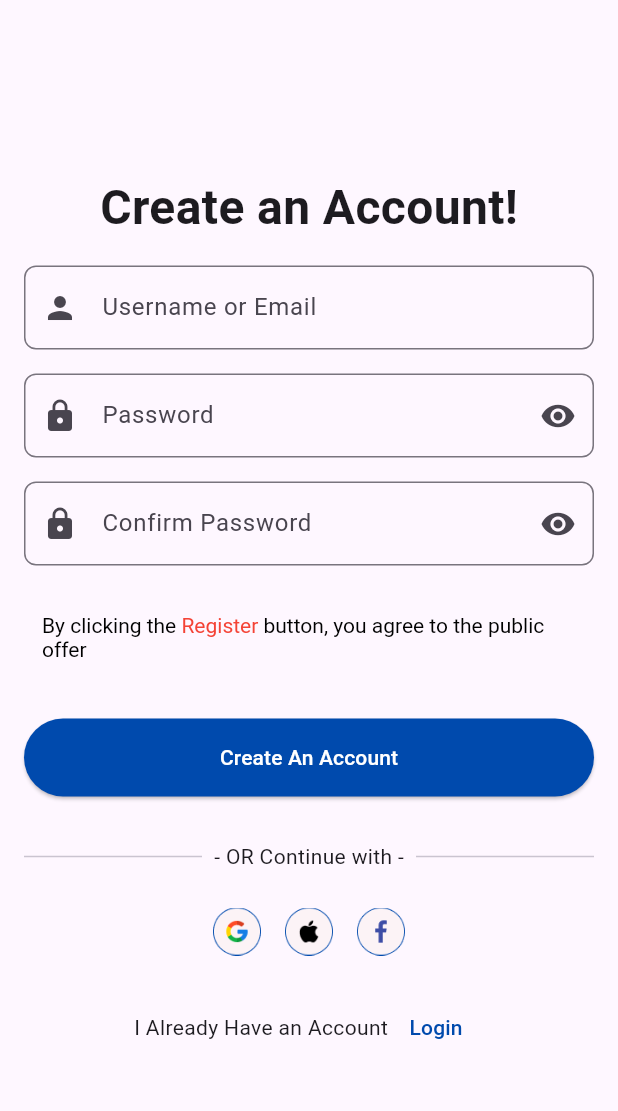
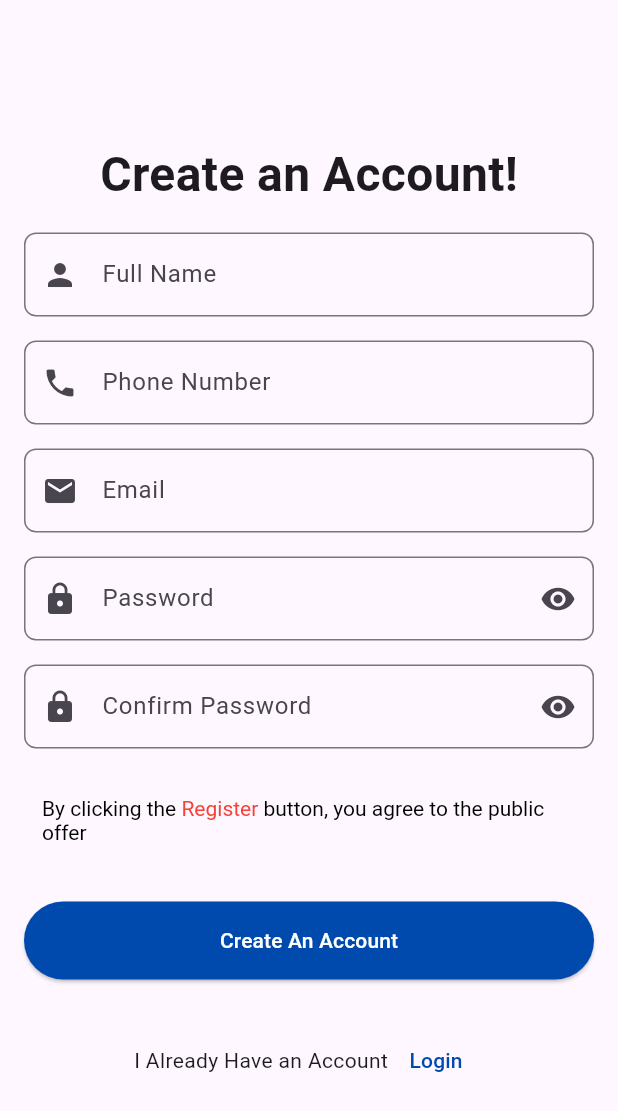
Before and after one commit to KartikaIndahWT08/j_safe_guard, a Flutter app: the SignupPage screen opened directly, on a phone screen of 412 x 824 dp. Shown: the top 1111 px of the screen. Run offline on Flutter 3.47's test engine with Material 3 defaults, Android fonts, the light colour scheme and no system bars; our stand-ins replace cloud_firestore, firebase_auth, firebase_core, get_it, google_fonts; accounts and stored records are empty; network calls fail.

Commit message:
feat: login and sign up

```diff
--- /dev/null
+++ b/lib/provider/auth_provider.dart
@@ -0,0 +1,28 @@
+import 'package:flutter/material.dart';
+import 'package:firebase_auth/firebase_auth.dart';
+import 'package:tes_j_safe_guard/screen/repos/auth_repo/auth_repo.dart';
+
+class AuthProvider with ChangeNotifier {
+  final AuthRepo _authRepo = AuthRepo();
+  User? _user;
+
+  User? get user => _user;
+
+  Future<void> signUp(
+      String email, String password, String name, String phoneNumber) async {
+    _user = await _authRepo.createUserWithUsernamePassword(
+        email, password, name, phoneNumber);
+    notifyListeners();
+  }
+
+  Future<void> signIn(String email, String password) async {
+    _user = await _authRepo.signInWithUsernamePassword(email, password);
+    notifyListeners();
+  }
+
+  void signOut() async {
+    await FirebaseAuth.instance.signOut();
+    _user = null;
+    notifyListeners();
+  }
+}
--- a/lib/screen/signup/screen/signup.dart
+++ b/lib/screen/signup/screen/signup.dart
@@ -1,13 +1,19 @@
-// ignore_for_file: use_key_in_widget_constructors
-
 import 'package:flutter/material.dart';
+import 'package:provider/provider.dart';
+import 'package:tes_j_safe_guard/provider/auth_provider.dart';
 import '../../login/screen/loginpage.dart';
 
 class SignupPage extends StatelessWidget {
-  const SignupPage({Key? key});
+  const SignupPage({super.key});
 
   @override
   Widget build(BuildContext context) {
+    final emailController = TextEditingController();
+    final passwordController = TextEditingController();
+    final confirmPasswordController = TextEditingController();
+    final nameController = TextEditingController();
+    final phoneController = TextEditingController();
+
     return Scaffold(
       body: Padding(
         padding: const EdgeInsets.all(16.0),
@@ -25,9 +31,10 @@ class SignupPage extends StatelessWidget {
                 ),
                 const SizedBox(height: 16),
                 TextField(
+                  controller: nameController,
                   decoration: InputDecoration(
                     prefixIcon: const Icon(Icons.person),
-                    hintText: 'Username or Email',
+                    hintText: 'Full Name',
                     border: OutlineInputBorder(
                       borderRadius: BorderRadius.circular(8.0),
                     ),
@@ -35,6 +42,29 @@ class SignupPage extends StatelessWidget {
                 ),
                 const SizedBox(height: 16),
                 TextField(
+                  controller: phoneController,
+                  decoration: InputDecoration(
+                    prefixIcon: const Icon(Icons.phone),
+                    hintText: 'Phone Number',
+                    border: OutlineInputBorder(
+                      borderRadius: BorderRadius.circular(8.0),
+                    ),
+                  ),
+                ),
+                const SizedBox(height: 16),
+                TextField(
+                  controller: emailController,
+                  decoration: InputDecoration(
+                    prefixIcon: const Icon(Icons.email),
+                    hintText: 'Email',
+                    border: OutlineInputBorder(
+                      borderRadius: BorderRadius.circular(8.0),
+                    ),
+                  ),
+                ),
+                const SizedBox(height: 16),
+                TextField(
+                  controller: passwordController,
                   obscureText: true,
                   decoration: InputDecoration(
                     prefixIcon: const Icon(Icons.lock),
@@ -50,6 +80,7 @@ class SignupPage extends StatelessWidget {
                 ),
                 const SizedBox(height: 16),
                 TextField(
+                  controller: confirmPasswordController,
                   obscureText: true,
                   decoration: InputDecoration(
                     prefixIcon: const Icon(Icons.lock),
@@ -96,12 +127,37 @@ class SignupPage extends StatelessWidget {
                 ),
                 const SizedBox(height: 30),
                 ElevatedButton(
-                  onPressed: () {
-                    Navigator.push(
-                      context,
-                      MaterialPageRoute(
-                          builder: (context) => const LoginPage()),
-                    );
+                  onPressed: () async {
+                    final email = emailController.text;
+                    final password = passwordController.text;
+                    final confirmPassword = confirmPasswordController.text;
+                    final name = nameController.text;
+                    final phone = phoneController.text;
+
+                    if (password != confirmPassword) {
+                      ScaffoldMessenger.of(context).showSnackBar(
+                        const SnackBar(
+                          content: Text('Passwords do not match'),
+                        ),
+                      );
+                      return;
+                    }
+
+                    try {
+                      await Provider.of<AuthProvider>(context, listen: false)
+                          .signUp(email, password, name, phone);
+                      Navigator.push(
+                        context,
+                        MaterialPageRoute(
+                            builder: (context) => const LoginPage()),
+                      );
+                    } catch (e) {
+                      ScaffoldMessenger.of(context).showSnackBar(
+                        SnackBar(
+                          content: Text(e.toString()),
+                        ),
+                      );
+                    }
                   },
                   style: ElevatedButton.styleFrom(
                     padding: const EdgeInsets.symmetric(vertical: 16),
@@ -115,47 +171,6 @@ class SignupPage extends StatelessWidget {
                   ),
                 ),
                 const SizedBox(height: 30),
-                const Row(
-                  children: [
-                    Expanded(child: Divider(thickness: 1)),
-                    Padding(
-                      padding: EdgeInsets.symmetric(horizontal: 8.0),
-                      child: Text('- OR Continue with -'),
-                    ),
-                    Expanded(child: Divider(thickness: 1)),
-                  ],
-                ),
-                const SizedBox(height: 16),
-                Row(
-                  mainAxisAlignment: MainAxisAlignment.center,
-                  children: [
-                    IconButton(
-                      icon: Image.asset(
-                        'lib/image/google.png',
-                        width: 32,
-                        height: 32,
-                      ),
-                      onPressed: () {},
-                    ),
-                    IconButton(
-                      icon: Image.asset(
-                        'lib/image/apple.png',
-                        width: 32,
-                        height: 32,
-                      ),
-                      onPressed: () {},
-                    ),
-                    IconButton(
-                      icon: Image.asset(
-                        'lib/image/facebook.png',
-                        width: 32,
-                        height: 32,
-                      ),
-                      onPressed: () {},
-                    ),
-                  ],
-                ),
-                const SizedBox(height: 16),
                 Row(
                   mainAxisAlignment: MainAxisAlignment.center,
                   children: [
--- a/pubspec.yaml
+++ b/pubspec.yaml
@@ -12,6 +12,11 @@ dependencies:
     sdk: flutter
   cupertino_icons: ^1.0.6
   google_fonts: ^4.0.3
+  cloud_firestore: ^5.0.0
+  firebase_auth: ^5.0.0
+  firebase_core: ^3.0.0
+  get_it: ^7.7.0
+  provider: ^6.1.2
 
 dev_dependencies:
   flutter_test:
```
Also changed, not shown: lib/main.dart (+24 -5 lines), lib/screen/lc.dart (added, +9 -0 lines), lib/screen/login/screen/loginpage.dart (+25 -11 lines), lib/screen/repos/auth_repo/auth_repo.dart (added, +68 -0 lines), pubspec.lock, 6 other files.
